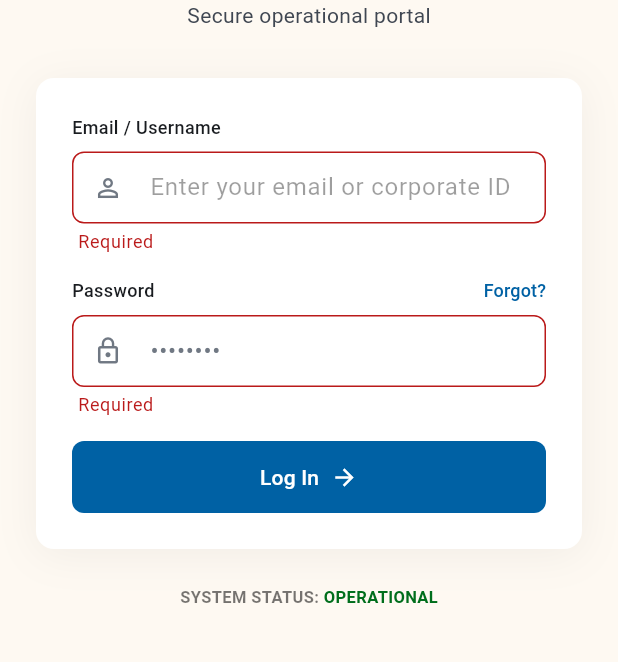
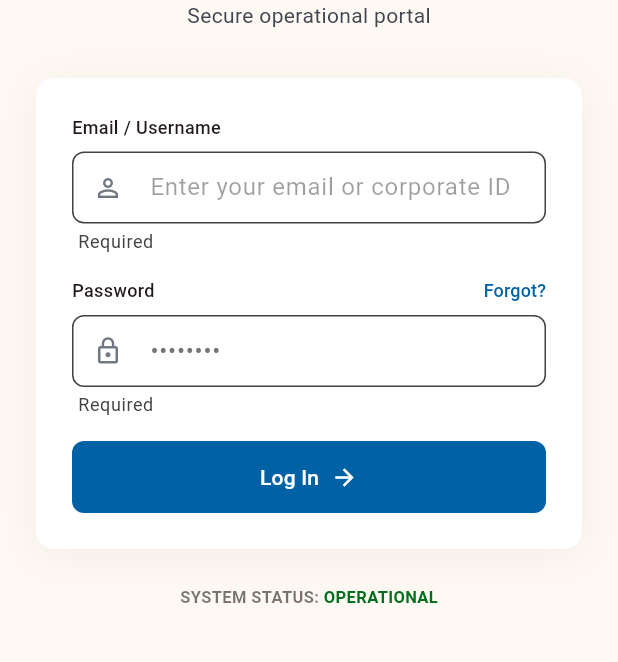
Before and after one commit to Kprateek283/spacesioberyl, a Flutter app: the screen it shows after launch, after a tap on "Log In", on a phone screen of 412 x 824 dp, the part 393-1055 px from its top. Run offline on Flutter 3.47's test engine with Material 3 defaults, Android fonts, the phone set to English and light mode, and no system bars; our stand-ins replace connectivity_plus, dio, flutter_dotenv, flutter_riverpod, flutter_secure_storage, go_router and 4 more; accounts and stored records are empty; network calls fail.

```diff
--- a/frontend/lib/core/routes/router.dart
+++ b/frontend/lib/core/routes/router.dart
@@ -8,12 +8,10 @@ import '../../core/widgets/main_shell_screen.dart';
 import '../../screens/auth/login_screen.dart';
 import '../../features/auth/screens/pin_setup_screen.dart';
 import '../../features/auth/screens/pin_entry_screen.dart';
-import '../../screens/admin/admin_dashboard_screen.dart';
-import '../../screens/staff/staff_home_screen.dart';
-import '../../features/crm/screens/crm_leads_screen.dart';
+import '../../features/workspace/screens/workspace_screen.dart';
+import '../../features/workspace/screens/pipeline_screen.dart';
+import '../../features/workspace/screens/profile_screen.dart';
 import '../../features/crm/screens/crm_lead_detail_screen.dart';
-import '../../features/logistics/screens/logistics_hub_screen.dart';
-import '../../features/execution/screens/execution_hub_screen.dart';
 import '../../features/auth/screens/more_menu_screen.dart';
 
 class RouterNotifier extends ChangeNotifier {
@@ -69,47 +67,35 @@ final routerProvider = Provider<GoRouter>((ref) {
         routes: [
           GoRoute(
             path: '/',
+            redirect: (context, state) => '/workspace',
+          ),
+          GoRoute(
+            path: '/workspace',
             builder: (context, state) {
               final auth = ref.read(authProvider);
               final isAdmin = auth.userRole == 'admin' || auth.userRole == 'super_admin';
-              return isAdmin ? const AdminDashboardScreen() : const StaffHomeScreen();
+              return WorkspaceScreen(isAdmin: isAdmin);
             },
           ),
           GoRoute(
-            path: '/crm',
-            builder: (context, state) => const CrmLeadsScreen(),
+            path: '/pipeline',
+            builder: (context, state) => const PipelineScreen(),
             routes: [
               GoRoute(
-                path: 'lead/:id',
+                path: 'project/:id',
                 builder: (context, state) {
                   final idStr = state.pathParameters['id'];
                   final id = int.tryParse(idStr ?? '');
-                  if (id == null) return const Scaffold(body: Center(child: Text('Invalid Lead ID')));
+                  if (id == null) return const Scaffold(body: Center(child: Text('Invalid Project ID')));
+                  // Temporarily routing to Lead Details for MVP
                   return CrmLeadDetailScreen(leadId: id);
                 },
               ),
             ],
           ),
           GoRoute(
-            path: '/logistics',
-            builder: (context, state) {
-              final auth = ref.read(authProvider);
-              return LogisticsHubScreen(isAdmin: auth.userRole == 'admin' || auth.userRole == 'super_admin');
-            },
-          ),
-          GoRoute(
-            path: '/execution',
-            builder: (context, state) {
-              final auth = ref.read(authProvider);
-              return ExecutionHubScreen(isAdmin: auth.userRole == 'admin' || auth.userRole == 'super_admin');
-            },
-          ),
-          GoRoute(
-            path: '/more',
-            builder: (context, state) {
-              final auth = ref.read(authProvider);
-              return MoreMenuScreen(isAdmin: auth.userRole == 'admin' || auth.userRole == 'super_admin');
-            },
+            path: '/profile',
+            builder: (context, state) => const ProfileScreen(),
           ),
         ],
       ),
--- a/frontend/lib/core/theme/app_colors.dart
+++ b/frontend/lib/core/theme/app_colors.dart
@@ -2,26 +2,26 @@ import 'package:flutter/material.dart';
 
 class AppColors {
   // Brand Primary
-  static const Color primary = Color(0xFF0061a4);
+  static const Color primary = Colors.black;
   static const Color onPrimary = Colors.white;
-  static const Color primaryContainer = Color(0xFFd1e4ff);
-  static const Color onPrimaryContainer = Color(0xFF001d36);
+  static const Color primaryContainer = Color(0xFFE0E0E0);
+  static const Color onPrimaryContainer = Colors.black;
 
   // Backgrounds
-  static const Color background = Color(0xFFFEF9F2); // Tailwind bg-background
+  static const Color background = Colors.white;
   static const Color surface = Colors.white;
 
   // Text
-  static const Color textPrimary = Color(0xFF1a1c1e);
-  static const Color textSecondary = Color(0xFF404752);
-  static const Color textTertiary = Color(0xFF707883);
+  static const Color textPrimary = Colors.black;
+  static const Color textSecondary = Color(0xFF424242); // Grey 800
+  static const Color textTertiary = Color(0xFF757575); // Grey 600
 
   // Borders
-  static const Color border = Color(0xFFbfc7d4);
+  static const Color border = Color(0xFFE0E0E0); // Grey 300
 
-  // Status / Semantic
-  static const Color success = Color(0xFF006e1c);
-  static const Color error = Color(0xFFba1a1a);
-  static const Color warning = Color(0xFFf57f17);
-  static const Color info = Color(0xFF0288d1);
+  // Status / Semantic (Keep slightly muted but clean, mostly grayscale if possible, or use standard status colors)
+  static const Color success = Color(0xFF424242); // Black/Grey theme
+  static const Color error = Color(0xFF424242);
+  static const Color warning = Color(0xFF424242);
+  static const Color info = Color(0xFF424242);
 }
```
Also changed, not shown: frontend/lib/core/widgets/main_shell_screen.dart (+12 -28 lines), frontend/lib/features/workspace/providers/pipeline_provider.dart (added, +13 -0 lines), frontend/lib/features/workspace/providers/workspace_provider.dart (added, +18 -0 lines), frontend/lib/features/workspace/screens/pipeline_screen.dart (added, +127 -0 lines), frontend/lib/features/workspace/screens/profile_screen.dart (added, +52 -0 lines), frontend/lib/features/workspace/screens/workspace_screen.dart (added, +143 -0 lines), frontend/pubspec.lock, 1 other file.
